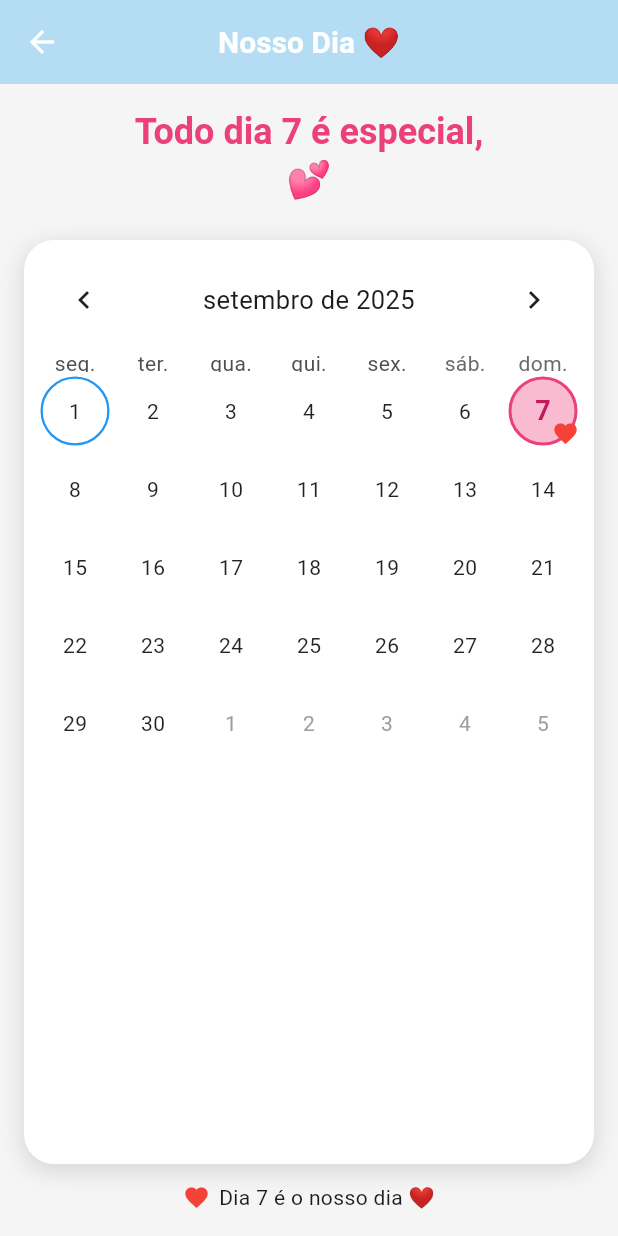
After one commit to Vitor-Klein/Poliapp, a Flutter app: the CardPage screen opened by its route, after a tap on "Nosso dia", on a phone screen of 412 x 824 dp. The commit adds this screen. Run offline on Flutter 3.47's test engine with Material 3 defaults, Android fonts, the phone set to English and light mode, and no system bars; drawn by our look-alikes of table_calendar; our stand-ins replace firebase_core, firebase_messaging, firebase_remote_config, flutter_local_notifications, google_fonts, share_plus and 1 more; accounts and stored records are empty.

Commit message:
add our_day page

```diff
--- a/lib/main.dart
+++ b/lib/main.dart
@@ -5,11 +5,13 @@ import 'package:poli_app/pages/reasons_i_love_you_page.dart';
 import 'firebase_options.dart';
 import 'services/message_storage.dart';
 import 'package:firebase_remote_config/firebase_remote_config.dart';
+import 'package:flutter_localizations/flutter_localizations.dart';
 
 import 'pages/home_page.dart';
 import 'pages/card_page.dart';
 import 'pages/splash_screen.dart';
 import 'pages/gallery_page.dart';
+import 'pages/our_day_page.dart';
 
 @pragma('vm:entry-point')
 Future<void> _firebaseMessagingBackgroundHandler(RemoteMessage message) async {
@@ -66,6 +68,13 @@ class MyApp extends StatelessWidget {
     return MaterialApp(
       title: 'Flutter App',
       debugShowCheckedModeBanner: false,
+      locale: const Locale('pt', 'BR'),
+      supportedLocales: const [Locale('pt', 'BR'), Locale('en', 'US')],
+      localizationsDelegates: const [
+        GlobalMaterialLocalizations.delegate,
+        GlobalWidgetsLocalizations.delegate,
+        GlobalCupertinoLocalizations.delegate,
+      ],
       theme: ThemeData(
         scaffoldBackgroundColor: const Color(0xFFF5F5F5),
         appBarTheme: const AppBarTheme(
@@ -96,6 +105,9 @@ class MyApp extends StatelessWidget {
           case '/reasons':
             builder = (_) => ReasonsILoveYouPage();
             break;
+          case '/our_day':
+            builder = (_) => OurDayPage();
+            break;
 
           default:
             builder = (_) => const HomePage();
--- a/lib/pages/card_page.dart
+++ b/lib/pages/card_page.dart
@@ -118,6 +118,10 @@ class _CardPageState extends State<CardPage>
           _buildOption(Icons.favorite, 'Motivos pelos quais te amo', () {
             Navigator.pushNamed(context, '/reasons');
           }),
+          const SizedBox(height: 12),
+          _buildOption(Icons.calendar_today, 'Nosso dia', () {
+            Navigator.pushNamed(context, '/our_day');
+          }),
         ],
       ),
     );
--- /dev/null
+++ b/lib/pages/our_day_page.dart
@@ -0,0 +1,156 @@
+import 'package:flutter/material.dart';
+import 'package:table_calendar/table_calendar.dart';
+
+class OurDayPage extends StatefulWidget {
+  const OurDayPage({super.key});
+
+  @override
+  State<OurDayPage> createState() => _OurDayPageState();
+}
+
+class _OurDayPageState extends State<OurDayPage> {
+  DateTime _focusedDay = DateTime.now();
+  DateTime? _selectedDay;
+
+  bool _isNossoDia(DateTime day) => day.day == 7;
+
+  @override
+  Widget build(BuildContext context) {
+    final theme = Theme.of(context);
+    return Scaffold(
+      appBar: AppBar(title: const Text('Nosso Dia ❤️'), centerTitle: true),
+      body: SafeArea(
+        child: Padding(
+          padding: const EdgeInsets.all(16),
+          child: Column(
+            children: [
+              // --- texto mais bonito antes do calendário ---
+              Text(
+                'Todo dia 7 é especial,\n'
+                '💕',
+                textAlign: TextAlign.center,
+                style: theme.textTheme.headlineSmall?.copyWith(
+                  fontWeight: FontWeight.bold,
+                  color: Colors.pink.shade400,
+                ),
+              ),
+              const SizedBox(height: 24),
+
+              Expanded(
+                child: Container(
+                  padding: const EdgeInsets.all(8),
+                  decoration: BoxDecoration(
+                    borderRadius: BorderRadius.circular(20),
+                    color: Colors.white,
+                    boxShadow: const [
+                      BoxShadow(
+                        blurRadius: 12,
+                        spreadRadius: 1,
+                        offset: Offset(0, 4),
+                        color: Colors.black12,
+                      ),
+                    ],
+                  ),
+                  child: TableCalendar(
+                    locale: 'pt_BR',
+                    firstDay: DateTime.utc(2000, 1, 1),
+                    lastDay: DateTime.utc(2100, 12, 31),
+                    focusedDay: _focusedDay,
+                    startingDayOfWeek: StartingDayOfWeek.monday,
+                    headerStyle: const HeaderStyle(
+                      formatButtonVisible: false,
+                      titleCentered: true,
+                    ),
+                    calendarFormat: CalendarFormat.month,
+                    selectedDayPredicate: (day) => isSameDay(day, _selectedDay),
+                    onDaySelected: (selectedDay, focusedDay) {
+                      setState(() {
+                        _selectedDay = selectedDay;
+                        _focusedDay = focusedDay;
+                      });
+                      if (_isNossoDia(selectedDay)) {
+                        ScaffoldMessenger.of(context).showSnackBar(
+                          const SnackBar(content: Text('É o nosso dia! ❤️')),
+                        );
+                      }
+                    },
+                    onPageChanged: (focusedDay) {
+                      setState(() => _focusedDay = focusedDay);
+                    },
+                    calendarBuilders: CalendarBuilders(
+                      defaultBuilder: (context, day, _) =>
+                          _buildDayCell(context, day, false),
+                      todayBuilder: (context, day, _) =>
+                          _buildDayCell(context, day, true),
+                      selectedBuilder: (context, day, _) =>
+                          _buildDayCell(context, day, true, isSelected: true),
+                      outsideBuilder: (context, day, _) =>
+                          _buildDayCell(context, day, false, isOutside: true),
+                    ),
+                  ),
+                ),
+              ),
+
+              const SizedBox(height: 12),
+              Row(
+                mainAxisAlignment: MainAxisAlignment.center,
+                children: const [
+                  Icon(Icons.favorite, color: Colors.red, size: 18),
+                  SizedBox(width: 6),
+                  Text('Dia 7 é o nosso dia ❤️'),
+                ],
+              ),
+            ],
+          ),
+        ),
+      ),
+    );
+  }
+
+  Widget _buildDayCell(
+    BuildContext context,
+    DateTime day,
+    bool isToday, {
+    bool isSelected = false,
+    bool isOutside = false,
+  }) {
+    final isNossoDia = _isNossoDia(day) && day.month == _focusedDay.month;
+
+    return Stack(
+      alignment: Alignment.center,
+      children: [
+        Container(
+          width: 46,
+          height: 46,
+          decoration: BoxDecoration(
+            shape: BoxShape.circle,
+            color: isNossoDia
+                ? Colors.pink.shade100
+                : (isSelected ? Colors.pink.shade50 : Colors.transparent),
+            border: isNossoDia
+                ? Border.all(color: Colors.pink.shade400, width: 2)
+                : (isToday ? Border.all(color: Colors.blue, width: 1.5) : null),
+          ),
+          child: Center(
+            child: Text(
+              '${day.day}',
+              style: TextStyle(
+                fontWeight: isNossoDia ? FontWeight.bold : FontWeight.normal,
+                color: isOutside
+                    ? Colors.grey
+                    : (isNossoDia ? Colors.pink.shade700 : Colors.black87),
+                fontSize: isNossoDia ? 18 : 14,
+              ),
+            ),
+          ),
+        ),
+        if (isNossoDia)
+          const Positioned(
+            bottom: 2,
+            right: 2,
+            child: Icon(Icons.favorite, size: 18, color: Colors.red),
+          ),
+      ],
+    );
+  }
+}
--- a/pubspec.yaml
+++ b/pubspec.yaml
@@ -46,6 +46,9 @@ dependencies:
   google_fonts: ^6.1.0
   lottie: ^3.1.0
   flutter_staggered_grid_view: ^0.6.2
+  table_calendar: ^3.2.0
+  flutter_localizations:
+    sdk: flutter
 
 
 dev_dependencies:
```
Also changed, not shown: pubspec.lock.
